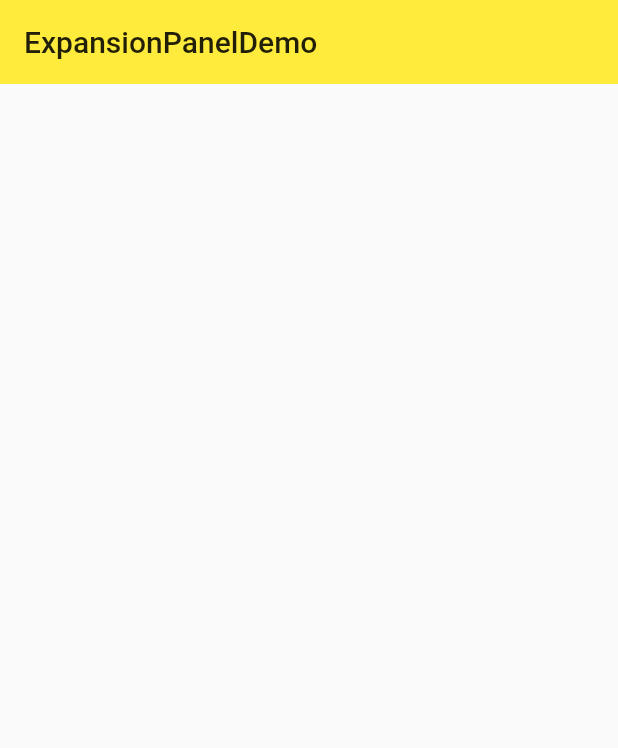
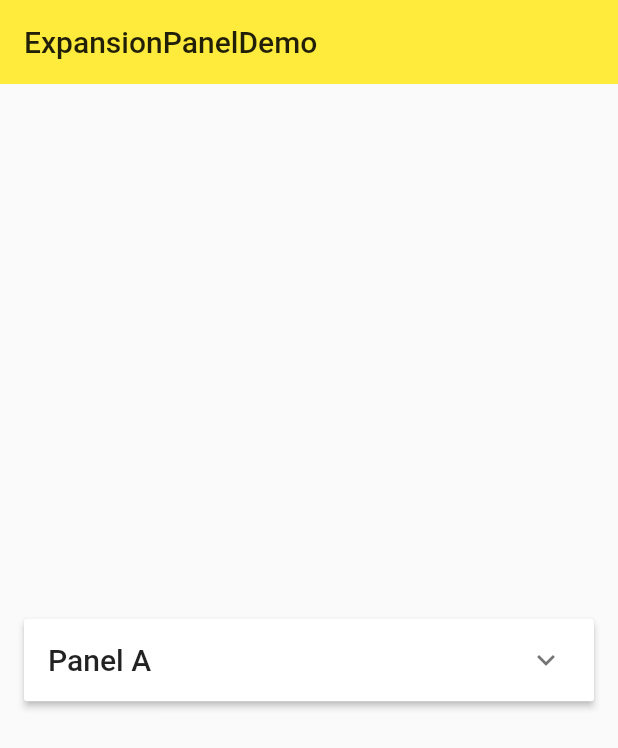
Before and after one commit to SymphonyZhang/practice, a Flutter app: the ExpansionPanelDemo screen opened directly, on a phone screen of 412 x 824 dp. Shown: the top 748 px of the screen. Run offline on Flutter 3.47's test engine with Material 2 defaults, Android fonts, the phone set to English and light mode, and no system bars.

Commit message:
ExpansionPanel 收缩面板

```diff
--- a/lib/demo/expansion_panel_demo.dart
+++ b/lib/demo/expansion_panel_demo.dart
@@ -18,10 +18,24 @@ class ExpansionPanelDemoState extends State<ExpansionPanelDemo> {
         child: Column(
           mainAxisAlignment: MainAxisAlignment.center,
           children: <Widget>[
-            Row(
-              mainAxisAlignment: MainAxisAlignment.center,
-              children: <Widget>[
-
+            ExpansionPanelList(
+              children: [
+                ExpansionPanel(
+                  headerBuilder: (
+                      BuildContext context,
+                      bool isExpanded){
+                    return Container(
+                      padding: EdgeInsets.all(16.0),
+                      child: Text('Panel A',style: Theme.of(context).textTheme.title,),
+                    );
+                  },
+                  body: Container(
+                    padding: EdgeInsets.all(16.0),
+                    width: double.infinity,
+                    child: Text('Content for Panel A.'),
+                  ),
+                  isExpanded: false,
+                ),
               ],
             ),
           ],
```
